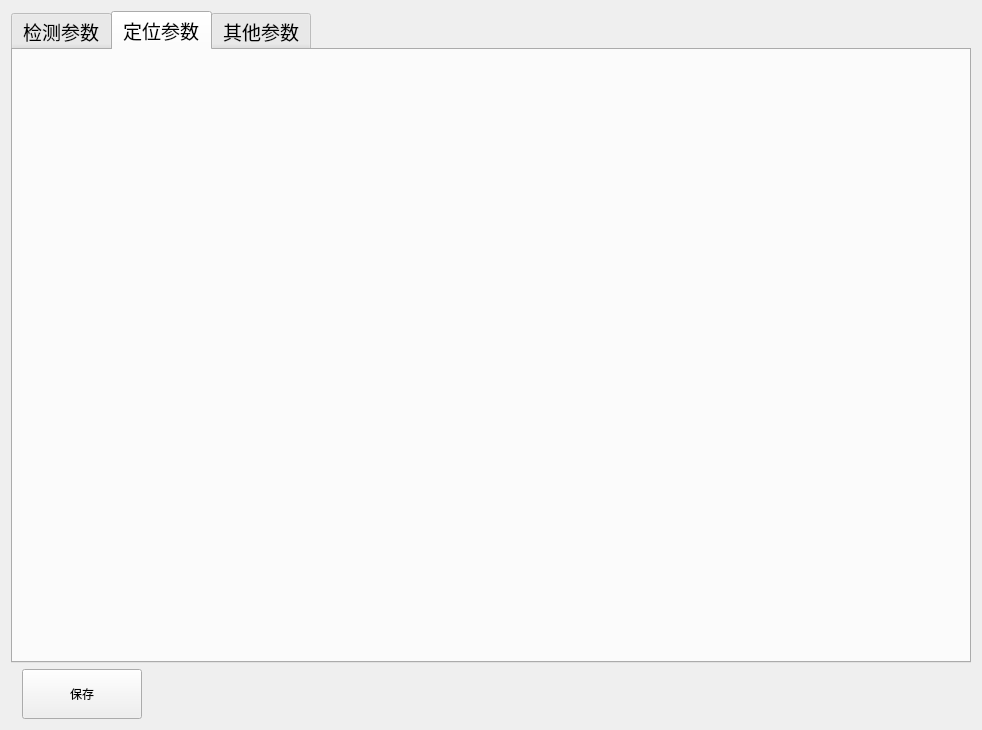
Old version of the form weina/weina/setupwidget.ui in the repository jeedyang/weina.
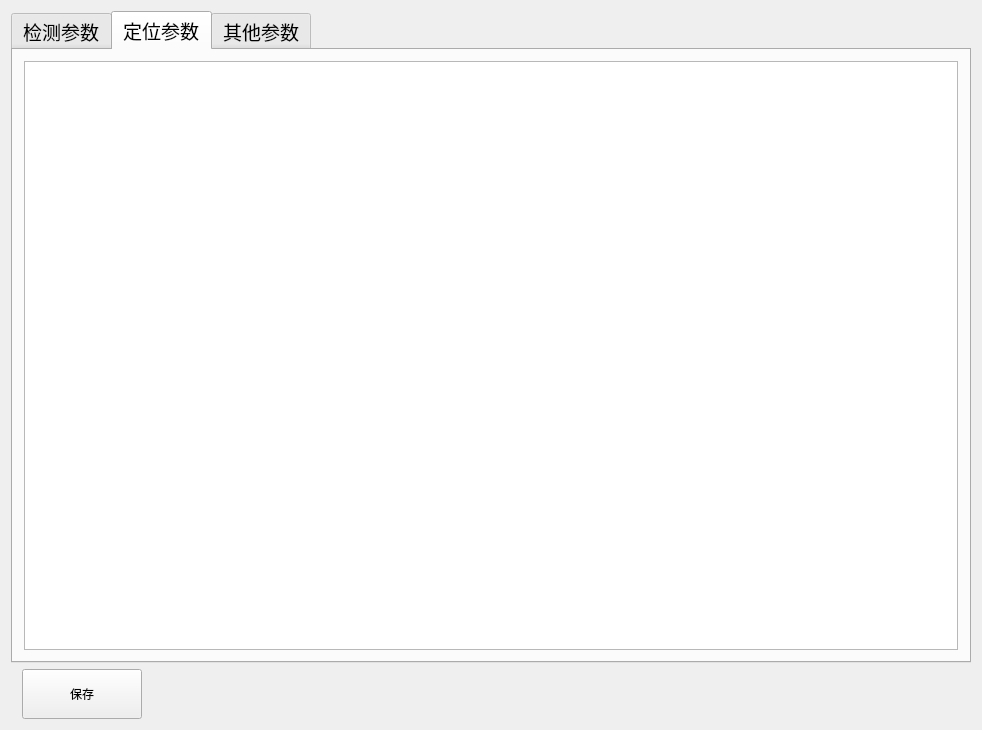
New version of the form.

Diff of the .ui file:
```diff
--- a/weina/weina/setupwidget.ui
+++ b/weina/weina/setupwidget.ui
@@ -72,7 +72,11 @@
       <attribute name="title">
        <string>定位参数</string>
       </attribute>
-      <layout class="QGridLayout" name="gridLayout_9"/>
+      <layout class="QGridLayout" name="gridLayout_9">
+       <item row="0" column="0">
+        <widget class="QTableWidget" name="tableWidget_locationPam"/>
+       </item>
+      </layout>
      </widget>
      <widget class="QWidget" name="tab_2">
       <attribute name="title">
```
